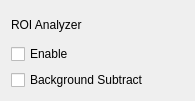
First picture: the form in ui_resources/roianalyzer.ui, repository jagerber48/jkam_e6, before the edit.
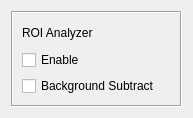
Second picture: the form after the edit.

The edit to the form file:
```diff
--- a/ui_resources/roianalyzer.ui
+++ b/ui_resources/roianalyzer.ui
@@ -6,8 +6,8 @@
    <rect>
     <x>0</x>
     <y>0</y>
-    <width>195</width>
-    <height>101</height>
+    <width>193</width>
+    <height>118</height>
    </rect>
   </property>
   <property name="windowTitle">
@@ -15,24 +15,36 @@
   </property>
   <layout class="QVBoxLayout" name="verticalLayout">
    <item>
+    <widget class="QFrame" name="frame">
+     <property name="frameShape">
+      <enum>QFrame::Box</enum>
+     </property>
+     <property name="frameShadow">
+      <enum>QFrame::Sunken</enum>
+     </property>
+     <layout class="QGridLayout" name="gridLayout">
+      <item row="0" column="0">
     <widget class="QLabel" name="label">
      <property name="text">
       <string>ROI Analyzer</string>
      </property>
     </widget>
    </item>
-   <item>
+      <item row="1" column="0">
     <widget class="QCheckBox" name="enable_checkBox">
      <property name="text">
       <string>Enable</string>
      </property>
     </widget>
    </item>
-   <item>
+      <item row="2" column="0">
     <widget class="QCheckBox" name="bg_subtract_checkBox">
      <property name="text">
       <string>Background Subtract</string>
      </property>
+       </widget>
+      </item>
+     </layout>
     </widget>
    </item>
   </layout>
```
Lines whose indentation alone changed are shown as unchanged.
